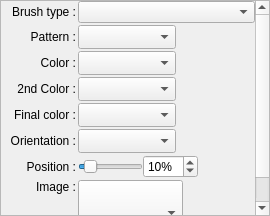
boenki/ffdiaporama, file wgt_QCustomBrush.ui: the form before one commit.
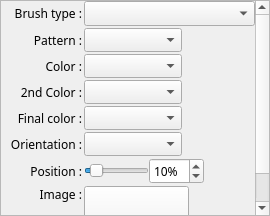
The form after the commit. Custom widgets are drawn as their Qt base class.

Commit message: Correction d'un bug dans les boites de modif : l'image affichée n'est pas la bonne suite à la fusion des onglets Passage des polices de toutes les boites de dialogue à "Sans Serif" pour supprimer la dépendance à la police Ubuntu

Diff of the .ui file:
```diff
--- a/wgt_QCustomBrush.ui
+++ b/wgt_QCustomBrush.ui
@@ -12,6 +12,7 @@
   </property>
   <property name="font">
    <font>
+    <family>Sans Serif</family>
     <pointsize>9</pointsize>
    </font>
   </property>
```
The commit also changes 25 other files.
